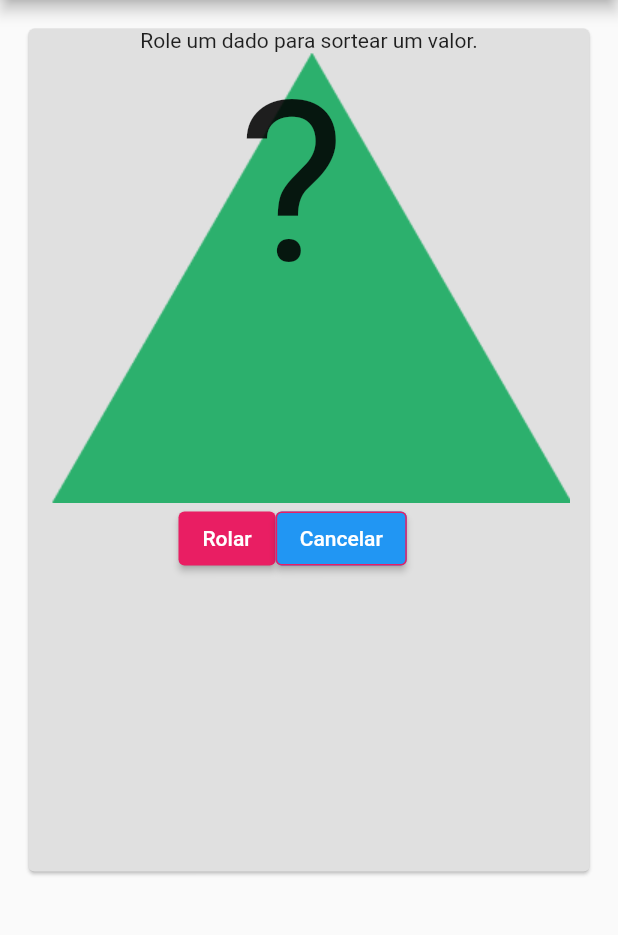
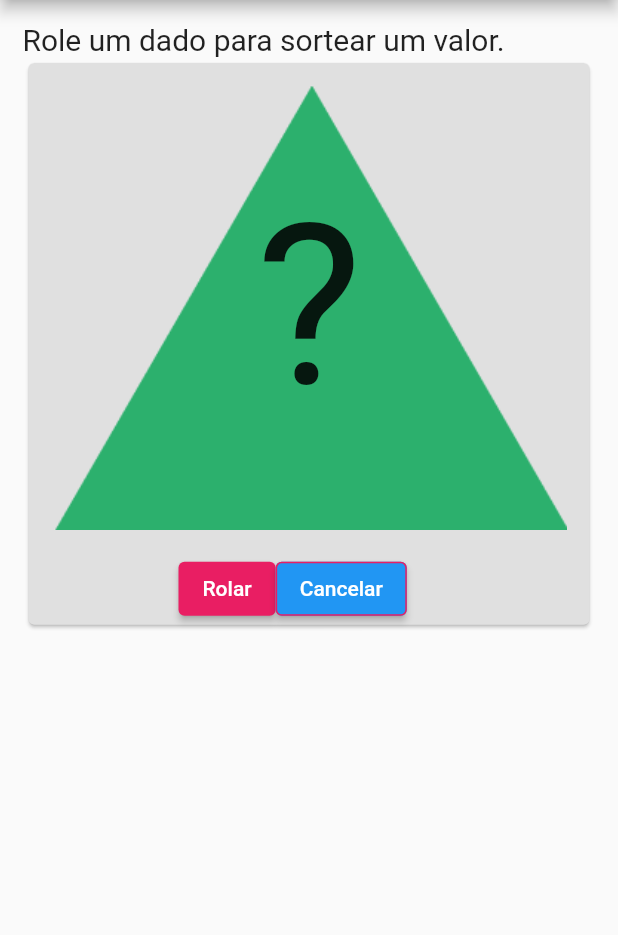
Before and after one commit to GilsonAndre/dados_rpg, a Flutter app: the screen it shows after launch, after a tap on "D4 (Quatro lados)", on a phone screen of 412 x 824 dp, the part 84-1019 px from its top. Run offline on Flutter 3.47's test engine with Material 2 defaults, Android fonts, the phone set to English and light mode, and no system bars.

Commit message:
Número centralizado e card arrumado

```diff
--- a/lib/ui/pick_dice.dart
+++ b/lib/ui/pick_dice.dart
@@ -36,7 +36,10 @@ class _PickDiceState extends State<PickDice> {
           children: [
             const Padding(
               padding: EdgeInsets.fromLTRB(13.0, 15, 0, 10),
-              child: Text(Strings.titlePage1, style: TextStyle(fontSize: 20.0)),
+              child: Text(
+                Strings.titlePage1,
+                style: TextStyle(fontSize: 20.0),
+              ),
             ),
             Expanded(
               child: ListView.builder(
--- a/lib/ui/roll_dice.dart
+++ b/lib/ui/roll_dice.dart
@@ -28,21 +28,30 @@ class _RollDiceState extends State<RollDice> {
         body: Container(
           padding: const EdgeInsets.all(15.0),
           height: 600,
-          child: Card(
+          child: Column(
+            mainAxisAlignment: MainAxisAlignment.start,
+            crossAxisAlignment: CrossAxisAlignment.start,
+            children: [
+              const Text(
+                Strings.titlePage2,
+                style: TextStyle(fontSize: 20.0),
+              ),
+              Card(
                 color: Colors.grey[300],
                 child: Column(
                   children: [
-                const Text(Strings.titlePage2),
                     Stack(
+                      alignment: Alignment.center,
                       children: [
                         Center(
+                          child: Padding(
+                            padding: const EdgeInsets.all(15.0),
                             child: Image.asset(
-                          'assets/img/bg_d${widget.diceNumber}.png'),
+                              'assets/img/bg_d${widget.diceNumber}.png',
                             ),
-                    Padding(
-                      padding: const EdgeInsets.symmetric(
-                        horizontal: 140,
                           ),
+                        ),
+                        Center(
                           child: Text(
                             number,
                             style: const TextStyle(fontSize: 150),
@@ -63,8 +72,9 @@ class _RollDiceState extends State<RollDice> {
                               });
                             },
                             style: ElevatedButton.styleFrom(
-                            backgroundColor:
-                                isDiseableButton ? Colors.grey : Colors.pink),
+                                backgroundColor: isDiseableButton
+                                    ? Colors.grey
+                                    : Colors.pink),
                             child: const Text(Strings.buttonRoll),
                           ),
 
@@ -89,6 +99,8 @@ class _RollDiceState extends State<RollDice> {
                     )
                   ],
                 ),
+              )
+            ],
           ),
         ),
       ),
```
Lines whose indentation alone changed are shown as unchanged.
